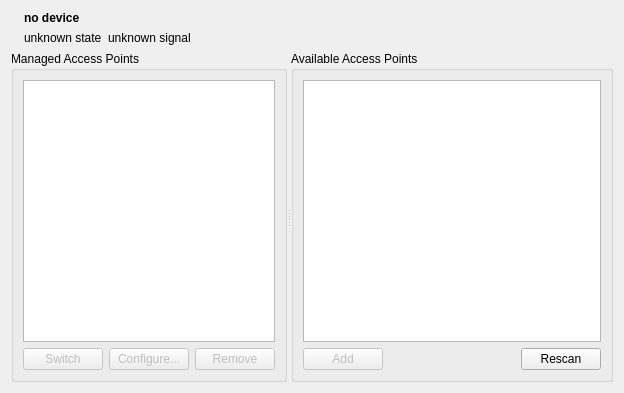
dosnut/nut, file qnut/airset.ui: the form before one commit.
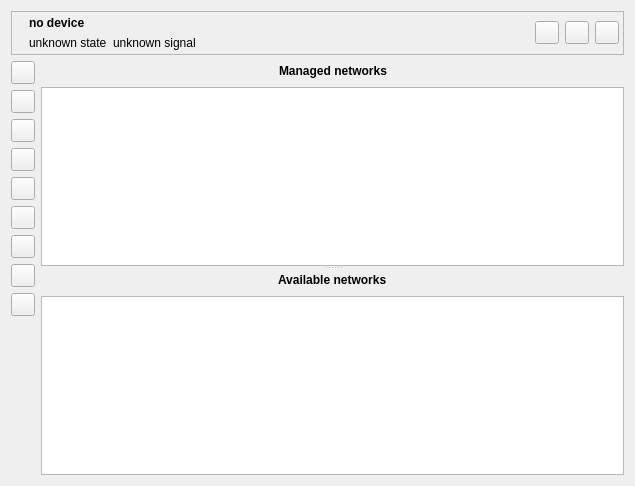
The form after the commit. Icons and pictures are not drawn.

Commit message: [QNUT] redesign of wireless settings, started ad-hoc networks

Diff of the .ui file:
```diff
--- a/qnut/airset.ui
+++ b/qnut/airset.ui
@@ -6,16 +6,47 @@
    <rect>
     <x>0</x>
     <y>0</y>
-    <width>624</width>
-    <height>393</height>
+    <width>635</width>
+    <height>486</height>
    </rect>
   </property>
   <property name="windowTitle" >
    <string/>
   </property>
-  <layout class="QVBoxLayout" >
-   <item>
+  <layout class="QGridLayout" >
+   <item row="0" column="0" colspan="2" >
+    <widget class="QFrame" name="frame" >
+     <property name="sizePolicy" >
+      <sizepolicy vsizetype="Fixed" hsizetype="Expanding" >
+       <horstretch>0</horstretch>
+       <verstretch>0</verstretch>
+      </sizepolicy>
+     </property>
+     <property name="minimumSize" >
+      <size>
+       <width>0</width>
+       <height>0</height>
+      </size>
+     </property>
+     <property name="frameShape" >
+      <enum>QFrame::StyledPanel</enum>
+     </property>
+     <property name="frameShadow" >
+      <enum>QFrame::Raised</enum>
+     </property>
     <layout class="QHBoxLayout" >
+      <property name="leftMargin" >
+       <number>4</number>
+      </property>
+      <property name="topMargin" >
+       <number>4</number>
+      </property>
+      <property name="rightMargin" >
+       <number>4</number>
+      </property>
+      <property name="bottomMargin" >
+       <number>4</number>
+      </property>
      <item>
       <widget class="QLabel" name="iconLabel" >
        <property name="sizePolicy" >
@@ -69,70 +100,220 @@
        </item>
       </layout>
      </item>
-    </layout>
+      <item>
+       <widget class="QToolButton" name="toggleDetailsButton" />
+      </item>
+      <item>
+       <widget class="QToolButton" name="saveNetworksButton" />
+      </item>
+      <item>
+       <widget class="QToolButton" name="reloadNetworksButton" />
+      </item>
+     </layout>
+    </widget>
    </item>
+   <item row="1" column="0" >
+    <layout class="QVBoxLayout" >
    <item>
+      <widget class="QToolButton" name="rescanNetworksButton" >
+       <property name="sizePolicy" >
+        <sizepolicy vsizetype="Fixed" hsizetype="Preferred" >
+         <horstretch>0</horstretch>
+         <verstretch>0</verstretch>
+        </sizepolicy>
+       </property>
+       <property name="toolButtonStyle" >
+        <enum>Qt::ToolButtonTextBesideIcon</enum>
+       </property>
+      </widget>
+     </item>
+     <item>
+      <widget class="QToolButton" name="switchNetworkButton" >
+       <property name="sizePolicy" >
+        <sizepolicy vsizetype="Fixed" hsizetype="Preferred" >
+         <horstretch>0</horstretch>
+         <verstretch>0</verstretch>
+        </sizepolicy>
+       </property>
+       <property name="text" >
+        <string/>
+       </property>
+       <property name="toolButtonStyle" >
+        <enum>Qt::ToolButtonTextBesideIcon</enum>
+       </property>
+      </widget>
+     </item>
+     <item>
+      <widget class="QToolButton" name="configureNetworkButton" >
+       <property name="sizePolicy" >
+        <sizepolicy vsizetype="Fixed" hsizetype="Preferred" >
+         <horstretch>0</horstretch>
+         <verstretch>0</verstretch>
+        </sizepolicy>
+       </property>
+       <property name="toolButtonStyle" >
+        <enum>Qt::ToolButtonTextBesideIcon</enum>
+       </property>
+      </widget>
+     </item>
+     <item>
+      <widget class="QToolButton" name="enableNetworkButton" >
+       <property name="sizePolicy" >
+        <sizepolicy vsizetype="Fixed" hsizetype="Preferred" >
+         <horstretch>0</horstretch>
+         <verstretch>0</verstretch>
+        </sizepolicy>
+       </property>
+       <property name="toolButtonStyle" >
+        <enum>Qt::ToolButtonTextBesideIcon</enum>
+       </property>
+      </widget>
+     </item>
+     <item>
+      <widget class="QToolButton" name="enableNetworksButton" >
+       <property name="sizePolicy" >
+        <sizepolicy vsizetype="Fixed" hsizetype="Preferred" >
+         <horstretch>0</horstretch>
+         <verstretch>0</verstretch>
+        </sizepolicy>
+       </property>
+       <property name="toolButtonStyle" >
+        <enum>Qt::ToolButtonTextBesideIcon</enum>
+       </property>
+      </widget>
+     </item>
+     <item>
+      <widget class="QToolButton" name="disableNetworkButton" >
+       <property name="sizePolicy" >
+        <sizepolicy vsizetype="Fixed" hsizetype="Preferred" >
+         <horstretch>0</horstretch>
+         <verstretch>0</verstretch>
+        </sizepolicy>
+       </property>
+       <property name="toolButtonStyle" >
+        <enum>Qt::ToolButtonTextBesideIcon</enum>
+       </property>
+      </widget>
+     </item>
+     <item>
+      <widget class="QToolButton" name="addAdhocButton" >
+       <property name="sizePolicy" >
+        <sizepolicy vsizetype="Fixed" hsizetype="Preferred" >
+         <horstretch>0</horstretch>
+         <verstretch>0</verstretch>
+        </sizepolicy>
+       </property>
+       <property name="toolButtonStyle" >
+        <enum>Qt::ToolButtonTextBesideIcon</enum>
+       </property>
+      </widget>
+     </item>
+     <item>
+      <widget class="QToolButton" name="addNetworkButton" >
+       <property name="sizePolicy" >
+        <sizepolicy vsizetype="Fixed" hsizetype="Preferred" >
+         <horstretch>0</horstretch>
+         <verstretch>0</verstretch>
+        </sizepolicy>
+       </property>
+       <property name="toolButtonStyle" >
+        <enum>Qt::ToolButtonTextBesideIcon</enum>
+       </property>
+      </widget>
+     </item>
+     <item>
+      <widget class="QToolButton" name="removeNetworkButton" >
+       <property name="sizePolicy" >
+        <sizepolicy vsizetype="Fixed" hsizetype="Preferred" >
+         <horstretch>0</horstretch>
+         <verstretch>0</verstretch>
+        </sizepolicy>
+       </property>
+       <property name="toolButtonStyle" >
+        <enum>Qt::ToolButtonTextBesideIcon</enum>
+       </property>
+      </widget>
+     </item>
+     <item>
+      <spacer>
+       <property name="orientation" >
+        <enum>Qt::Vertical</enum>
+       </property>
+       <property name="sizeHint" >
+        <size>
+         <width>20</width>
+         <height>16</height>
+        </size>
+       </property>
+      </spacer>
+     </item>
+    </layout>
+   </item>
+   <item row="1" column="1" >
     <widget class="QSplitter" name="splitter" >
      <property name="sizePolicy" >
-      <sizepolicy vsizetype="Expanding" hsizetype="Minimum" >
+      <sizepolicy vsizetype="Expanding" hsizetype="Expanding" >
        <horstretch>0</horstretch>
        <verstretch>0</verstretch>
       </sizepolicy>
      </property>
      <property name="orientation" >
-      <enum>Qt::Horizontal</enum>
+      <enum>Qt::Vertical</enum>
      </property>
-     <widget class="QGroupBox" name="managedGroup" >
-      <property name="sizePolicy" >
-       <sizepolicy vsizetype="Preferred" hsizetype="Preferred" >
-        <horstretch>1</horstretch>
-        <verstretch>0</verstretch>
-       </sizepolicy>
-      </property>
-      <property name="title" >
-       <string>Managed Access Points</string>
-      </property>
-      <layout class="QVBoxLayout" >
-       <item>
+     <widget class="QWidget" native="1" name="managedWidget" >
+      <layout class="QGridLayout" >
+       <property name="leftMargin" >
+        <number>0</number>
+       </property>
+       <property name="topMargin" >
+        <number>0</number>
+       </property>
+       <property name="rightMargin" >
+        <number>0</number>
+       </property>
+       <property name="bottomMargin" >
+        <number>0</number>
+       </property>
+       <item row="0" column="1" >
+        <widget class="QLabel" name="label" >
+         <property name="font" >
+          <font>
+           <weight>75</weight>
+           <bold>true</bold>
+          </font>
+         </property>
+         <property name="text" >
+          <string>Managed networks</string>
+         </property>
+        </widget>
+       </item>
+       <item row="1" column="0" colspan="3" >
         <widget class="QTreeView" name="managedView" >
          <property name="rootIsDecorated" >
           <bool>false</bool>
          </property>
-        </widget>
-       </item>
-       <item>
-        <layout class="QHBoxLayout" >
-         <item>
-          <widget class="QPushButton" name="switchButton" >
-           <property name="enabled" >
+         <property name="itemsExpandable" >
             <bool>false</bool>
            </property>
-           <property name="text" >
-            <string>Switch</string>
+         <property name="allColumnsShowFocus" >
+          <bool>true</bool>
            </property>
           </widget>
          </item>
-         <item>
-          <widget class="QPushButton" name="configureButton" >
-           <property name="enabled" >
-            <bool>false</bool>
-           </property>
-           <property name="text" >
-            <string>Configure...</string>
-           </property>
-          </widget>
-         </item>
-         <item>
-          <widget class="QPushButton" name="removeButton" >
-           <property name="enabled" >
-            <bool>false</bool>
-           </property>
-           <property name="text" >
-            <string>Remove</string>
-           </property>
-          </widget>
-         </item>
-         <item>
+       <item row="0" column="2" >
+        <spacer>
+         <property name="orientation" >
+          <enum>Qt::Horizontal</enum>
+         </property>
+         <property name="sizeHint" >
+          <size>
+           <width>40</width>
+           <height>20</height>
+          </size>
+         </property>
+        </spacer>
+       </item>
+       <item row="0" column="0" >
           <spacer>
            <property name="orientation" >
             <enum>Qt::Horizontal</enum>
@@ -146,40 +327,48 @@
           </spacer>
          </item>
         </layout>
-       </item>
-      </layout>
      </widget>
-     <widget class="QGroupBox" name="availableGroup" >
-      <property name="sizePolicy" >
-       <sizepolicy vsizetype="Preferred" hsizetype="Preferred" >
-        <horstretch>2</horstretch>
-        <verstretch>0</verstretch>
-       </sizepolicy>
-      </property>
-      <property name="title" >
-       <string>Available Access Points</string>
-      </property>
-      <layout class="QVBoxLayout" >
-       <item>
+     <widget class="QWidget" native="1" name="availableWidget" >
+      <layout class="QGridLayout" >
+       <property name="leftMargin" >
+        <number>0</number>
+       </property>
+       <property name="topMargin" >
+        <number>0</number>
+       </property>
+       <property name="rightMargin" >
+        <number>0</number>
+       </property>
+       <property name="bottomMargin" >
+        <number>0</number>
+       </property>
+       <item row="0" column="1" >
+        <widget class="QLabel" name="label_2" >
+         <property name="font" >
+          <font>
+           <weight>75</weight>
+           <bold>true</bold>
+          </font>
+         </property>
+         <property name="text" >
+          <string>Available networks</string>
+         </property>
+        </widget>
+       </item>
+       <item row="1" column="0" colspan="3" >
         <widget class="QTreeView" name="availableView" >
          <property name="rootIsDecorated" >
           <bool>false</bool>
          </property>
-        </widget>
-       </item>
-       <item>
-        <layout class="QHBoxLayout" >
-         <item>
-          <widget class="QPushButton" name="addButton" >
-           <property name="enabled" >
+         <property name="itemsExpandable" >
             <bool>false</bool>
            </property>
-           <property name="text" >
-            <string>Add</string>
+         <property name="allColumnsShowFocus" >
+          <bool>true</bool>
            </property>
           </widget>
          </item>
-         <item>
+       <item row="0" column="2" >
           <spacer>
            <property name="orientation" >
             <enum>Qt::Horizontal</enum>
@@ -192,16 +381,20 @@
            </property>
           </spacer>
          </item>
-         <item>
-          <widget class="QPushButton" name="rescanButton" >
-           <property name="text" >
-            <string>Rescan</string>
-           </property>
-          </widget>
-         </item>
-        </layout>
-       </item>
-      </layout>
+       <item row="0" column="0" >
+        <spacer>
+         <property name="orientation" >
+          <enum>Qt::Horizontal</enum>
+         </property>
+         <property name="sizeHint" >
+          <size>
+           <width>40</width>
+           <height>20</height>
+          </size>
+         </property>
+        </spacer>
+       </item>
+      </layout>
      </widget>
     </widget>
    </item>
```
Left out of the diff: 9 changed lines with no effect on the pictures. Lines whose indentation alone changed are shown as unchanged. The commit also changes 7 other files.
